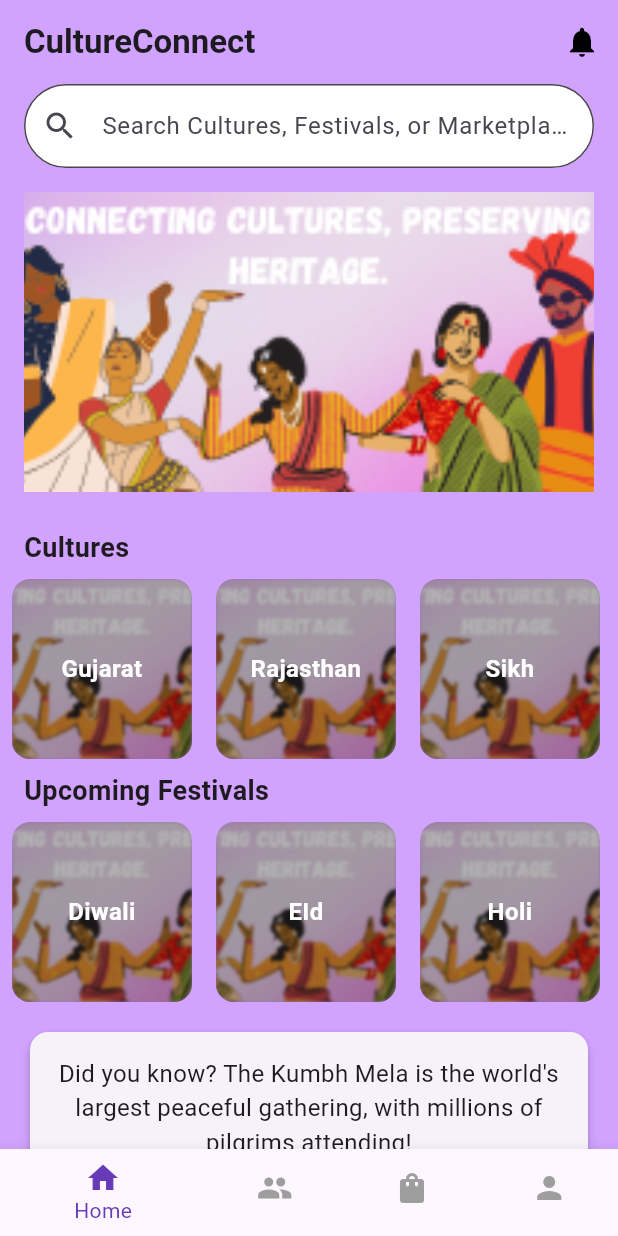
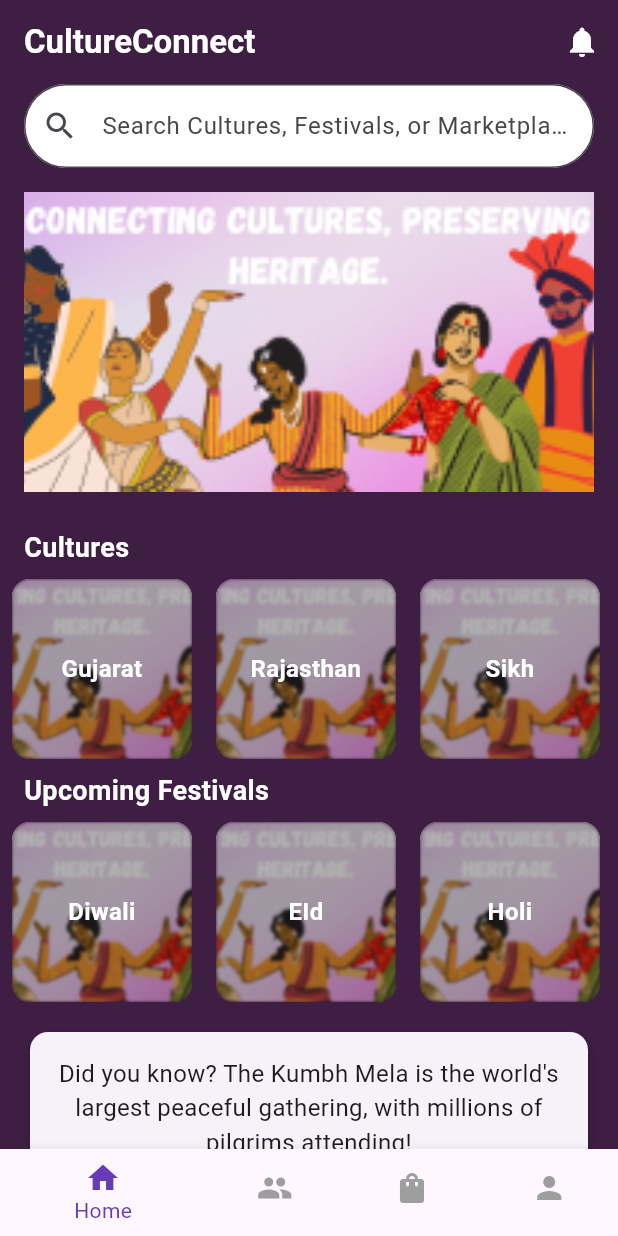
Before and after one commit to GarvitJain99/CultureConnect-GDSC, a Flutter app: the HomeScreen screen opened directly, on a phone screen of 412 x 824 dp. Run offline on Flutter 3.47's test engine with Material 3 defaults, Android fonts, the phone set to English and light mode, and no system bars; our stand-ins replace firebase_auth, firebase_core; accounts and stored records are empty.

Commit message:
colour theme update

```diff
--- a/lib/pages/home.dart
+++ b/lib/pages/home.dart
@@ -31,15 +31,15 @@ class _HomePageState extends State<HomePage> {
   @override
   Widget build(BuildContext context) {
     return Scaffold(
-      backgroundColor: Color(0xFFD1A3FF),
+      backgroundColor: Color.fromARGB(255, 62, 30, 67),
       appBar: AppBar(
         title: Text("CultureConnect",
-            style: TextStyle(fontWeight: FontWeight.bold)),
+            style: TextStyle(fontWeight: FontWeight.bold , color: Colors.white)),
         backgroundColor: Colors.transparent,
         elevation: 0,
         actions: [
           IconButton(
-            icon: Icon(Icons.notifications, color: Colors.black),
+            icon: Icon(Icons.notifications, color: Colors.white),
             onPressed: () {},
           ),
         ],
@@ -126,7 +126,7 @@ class _HomePageState extends State<HomePage> {
       padding: EdgeInsets.symmetric(horizontal: 16, vertical: 8),
       child: Text(
         title,
-        style: TextStyle(fontSize: 18, fontWeight: FontWeight.bold),
+        style: TextStyle(fontSize: 18, fontWeight: FontWeight.bold ,  color: Colors.white),
       ),
     );
   }
--- a/lib/pages/navbar.dart
+++ b/lib/pages/navbar.dart
@@ -36,7 +36,7 @@ class _HomeScreenState extends State<HomeScreen> {
       bottomNavigationBar: BottomNavigationBar(
         currentIndex: _selectedIndex,
         onTap: _onNavItemTapped,
-        backgroundColor: Colors.white,
+        backgroundColor: const Color.fromARGB(255, 15, 15, 16),
         selectedItemColor: Colors.deepPurple,
         unselectedItemColor: Colors.grey,
         items: [
```
